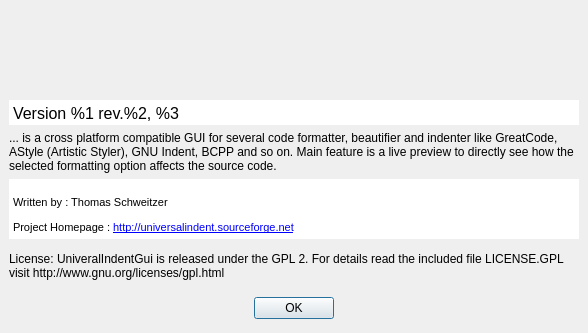
This is src/aboutdialog.ui in danblakemore/universal-indent-gui as Qt 5 draws it before an edit. The edited form follows.
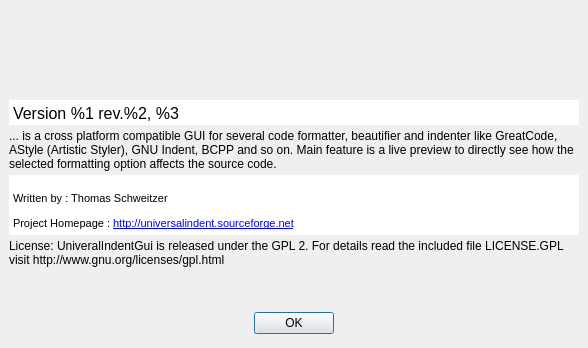
This is the edited form. Icons and pictures are not drawn.

Commit message: Changed the resizing behavior. It is still horizontal fixed, due to the image, but can be vertically resized.

Patch:
```diff
--- a/src/aboutdialog.ui
+++ b/src/aboutdialog.ui
@@ -6,7 +6,7 @@
     <x>0</x>
     <y>0</y>
     <width>588</width>
-    <height>333</height>
+    <height>348</height>
    </rect>
   </property>
   <property name="sizePolicy" >
@@ -23,12 +23,6 @@
     <height>333</height>
    </size>
   </property>
-  <property name="maximumSize" >
-   <size>
-    <width>16777215</width>
-    <height>333</height>
-   </size>
-  </property>
   <property name="windowTitle" >
    <string>About UniversalIndentGUI</string>
   </property>
@@ -163,6 +157,19 @@
      </property>
     </widget>
    </item>
+   <item>
+    <spacer>
+     <property name="orientation" >
+      <enum>Qt::Vertical</enum>
+     </property>
+     <property name="sizeHint" >
+      <size>
+       <width>20</width>
+       <height>40</height>
+      </size>
+     </property>
+    </spacer>
+   </item>
    <item>
     <layout class="QHBoxLayout" >
      <property name="margin" >
```
